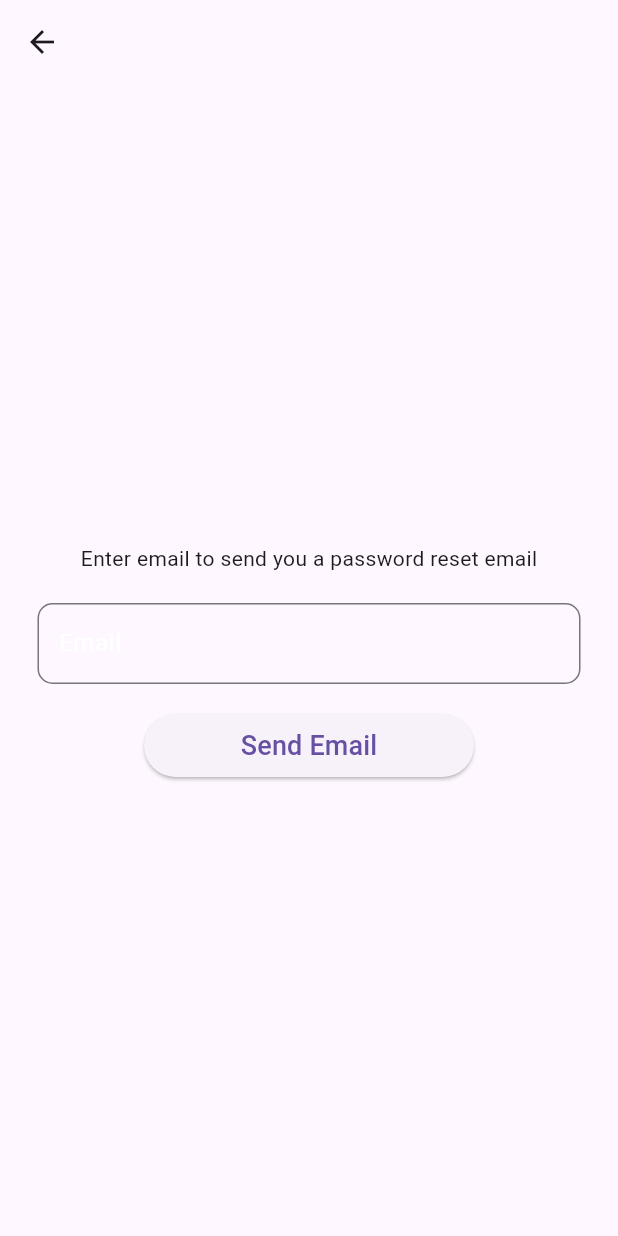
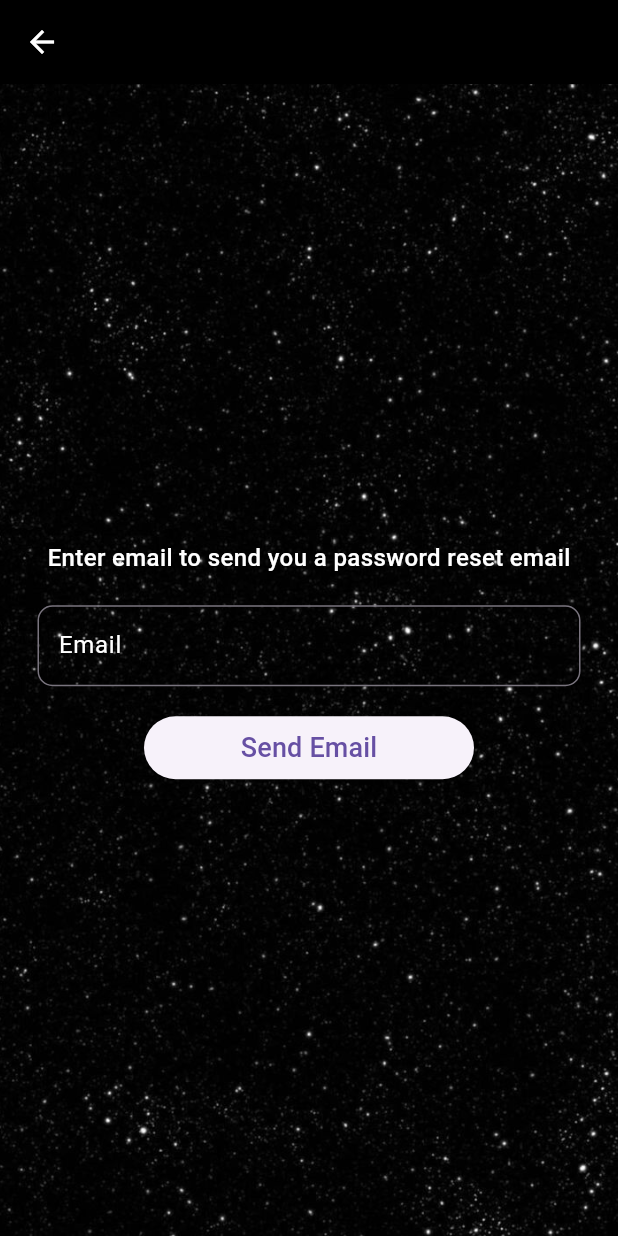
Before and after one commit to Bonzzz3/darth_runner, a Flutter app: the ForgotPassword screen opened directly, on a phone screen of 412 x 824 dp. Run offline on Flutter 3.47's test engine with Material 3 defaults, Android fonts, the phone set to English and light mode, and no system bars; our stand-ins replace firebase_auth, firebase_core, flutter_phoenix, google_nav_bar, google_sign_in, pedometer and 2 more; accounts and stored records are empty.

Commit message:
Updated UI to be visible

```diff
--- a/lib/auth/forgot_pass.dart
+++ b/lib/auth/forgot_pass.dart
@@ -16,13 +16,30 @@ class _ForgotPasswordState extends State<ForgotPassword> {
   @override
   Widget build(BuildContext context) {
     return Scaffold(
-        appBar: AppBar(),
-        body: Padding(
+        appBar: AppBar(
+          backgroundColor: Colors.black,
+          iconTheme: const IconThemeData(color: Colors.white),
+        ),
+        body: Container(
+          width: double.infinity,
+          height: double.infinity,
+          decoration: const BoxDecoration(
+            image: DecorationImage(
+                image: AssetImage("assets/img/Wallpaper.jpeg"),
+                fit: BoxFit.cover),
+          ),
+          child: Padding(
             padding: const EdgeInsets.symmetric(horizontal: 25),
             child: Column(
               mainAxisAlignment: MainAxisAlignment.center,
               children: [
-              const Text("Enter email to send you a password reset email"),
+                const Text(
+                  "Enter email to send you a password reset email",
+                  style: TextStyle(
+                      fontSize: 16,
+                      fontWeight: FontWeight.w500,
+                      color: Colors.white),
+                ),
                 const SizedBox(
                   height: 20,
                 ),
@@ -43,6 +60,7 @@ class _ForgotPasswordState extends State<ForgotPassword> {
                 )
               ],
             ),
+          ),
         ));
   }
 }
```
Also changed, not shown: lib/auth/verification_screen.dart (+14 -2 lines). Lines whose indentation alone changed are shown as unchanged.
